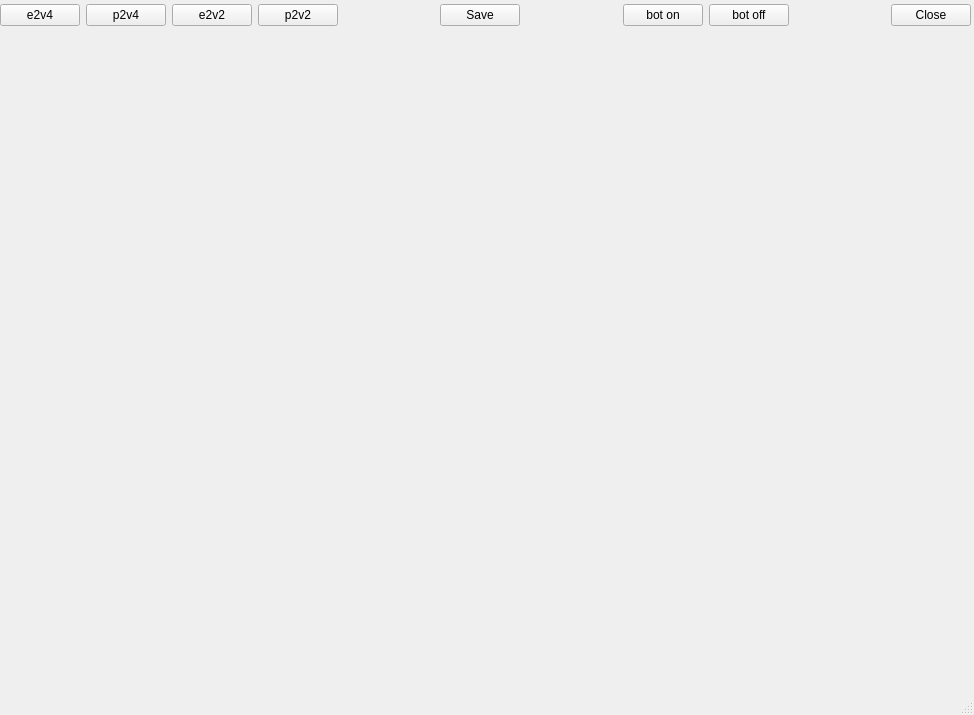
Above: uis/bpm's.ui from vitaliibalakin/c_orbit before the change. Below: the same form after it.
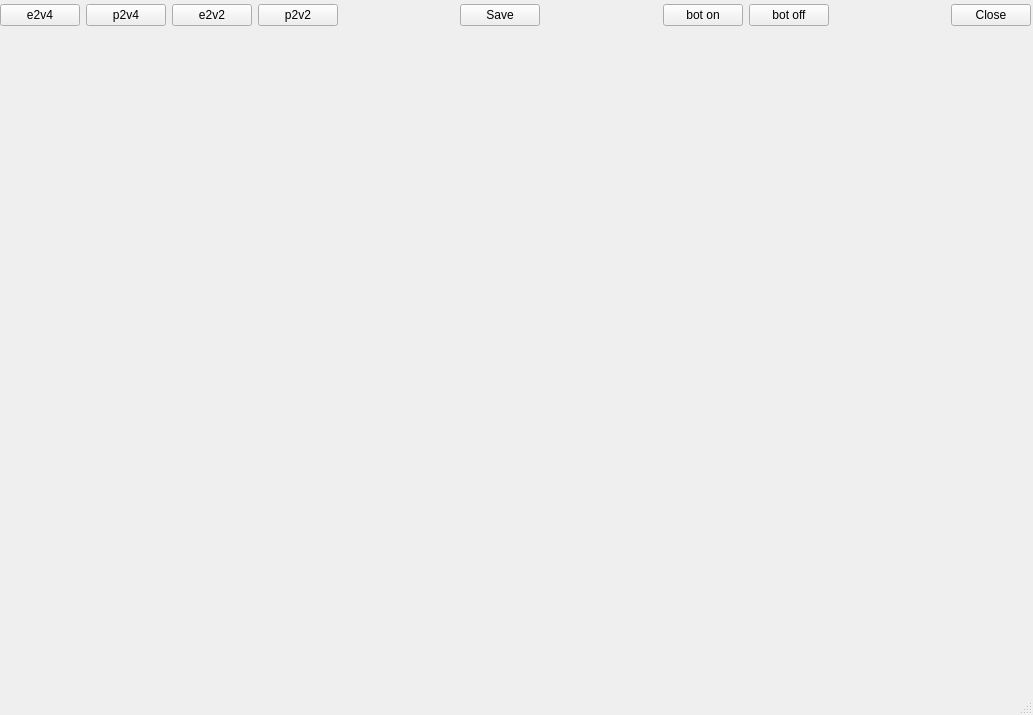
That is the form after the change.

What changed in the file:
```diff
--- a/uis/bpm's.ui
+++ b/uis/bpm's.ui
@@ -6,7 +6,7 @@
    <rect>
     <x>0</x>
     <y>0</y>
-    <width>974</width>
+    <width>1033</width>
     <height>715</height>
    </rect>
   </property>
@@ -19,7 +19,7 @@
      <rect>
       <x>0</x>
       <y>0</y>
-      <width>971</width>
+      <width>1031</width>
       <height>31</height>
      </rect>
     </property>
@@ -145,8 +145,18 @@
      <rect>
       <x>790</x>
       <y>30</y>
-      <width>181</width>
-      <height>641</height>
+      <width>241</width>
+      <height>421</height>
+     </rect>
+    </property>
+   </widget>
+   <widget class="QWidget" name="plot_fft" native="true">
+    <property name="geometry">
+     <rect>
+      <x>790</x>
+      <y>450</y>
+      <width>241</width>
+      <height>211</height>
      </rect>
     </property>
    </widget>
```
Left out of the diff: 2 changed lines with no effect on the pictures.
